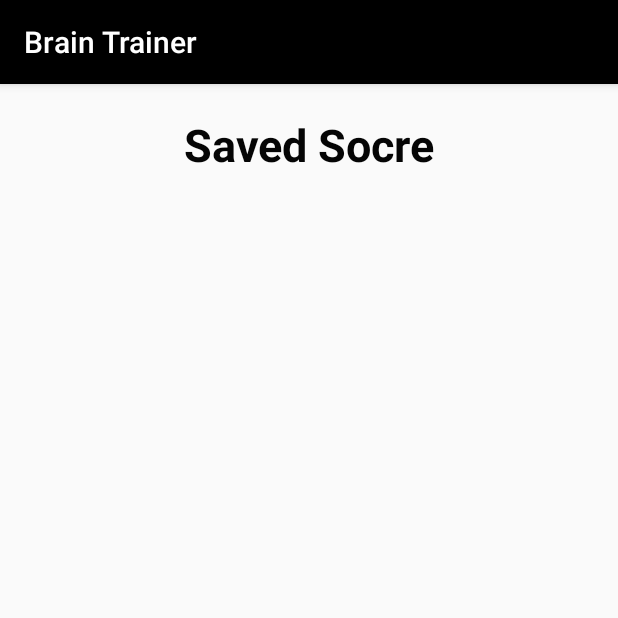
After one commit to aryan68125/Brain-Trainer, an Android app: the SavedScoreActivity screen opened directly, with no data from a screen before it, on a phone screen of 412 x 824 dp, the top half of it. The commit adds this screen. Run offline under Robolectric (Android 15) with nearby library versions, the phone set to English and light mode, and no system bars.

Commit message:
Brain trainer version 7 (saved file support)

```diff
--- /dev/null
+++ b/app/src/main/java/com/aditya/braintrainer/ObjectSerializer.java
@@ -0,0 +1,63 @@
+package com.aditya.braintrainer;
+
+import android.util.Log;
+
+import java.io.ByteArrayInputStream;
+import java.io.ByteArrayOutputStream;
+import java.io.IOException;
+import java.io.ObjectInputStream;
+import java.io.ObjectOutputStream;
+import java.io.Serializable;
+
+//it allows us to turn something and serialize it
+
+public class ObjectSerializer {
+
+
+    public static String serialize(Serializable obj) throws IOException {
+        if (obj == null) return "";
+        try {
+            ByteArrayOutputStream serialObj = new ByteArrayOutputStream();
+            ObjectOutputStream objStream = new ObjectOutputStream(serialObj);
+            objStream.writeObject(obj);
+            objStream.close();
+            return encodeBytes(serialObj.toByteArray());
+        } catch (Exception e) {
+            throw new RuntimeException(e);
+        }
+    }
+
+    public static Object deserialize(String str) throws IOException {
+        if (str == null || str.length() == 0) return null;
+        try {
+            ByteArrayInputStream serialObj = new ByteArrayInputStream(decodeBytes(str));
+            ObjectInputStream objStream = new ObjectInputStream(serialObj);
+            return objStream.readObject();
+        } catch (Exception e) {
+            throw new RuntimeException(e);
+        }
+    }
+
+    public static String encodeBytes(byte[] bytes) {
+        StringBuffer strBuf = new StringBuffer();
+
+        for (int i = 0; i < bytes.length; i++) {
+            strBuf.append((char) (((bytes[i] >> 4) & 0xF) + ((int) 'a')));
+            strBuf.append((char) (((bytes[i]) & 0xF) + ((int) 'a')));
+        }
+
+        return strBuf.toString();
+    }
+
+    public static byte[] decodeBytes(String str) {
+        byte[] bytes = new byte[str.length() / 2];
+        for (int i = 0; i < str.length(); i+=2) {
+            char c = str.charAt(i);
+            bytes[i/2] = (byte) ((c - 'a') << 4);
+            c = str.charAt(i+1);
+            bytes[i/2] += (c - 'a');
+        }
+        return bytes;
+    }
+
+}
--- /dev/null
+++ b/app/src/main/java/com/aditya/braintrainer/SavedScoreActivity.java
@@ -0,0 +1,47 @@
+package com.aditya.braintrainer;
+
+import androidx.appcompat.app.AppCompatActivity;
+
+import android.content.Context;
+import android.content.SharedPreferences;
+import android.os.Bundle;
+import android.widget.ArrayAdapter;
+import android.widget.ListView;
+
+import java.util.ArrayList;
+
+public class SavedScoreActivity extends AppCompatActivity {
+
+    /*
+        in order to send data onto the next Activity we need to define the list as a static
+        this ArrayList can be accessed from any activity
+         */
+    static ArrayList<String> savedScore  = new ArrayList<>();
+
+    //defining ArrayAdapter
+    static ArrayAdapter arrayAdapter;
+
+    @Override
+    protected void onCreate(Bundle savedInstanceState) {
+        super.onCreate(savedInstanceState);
+        setContentView(R.layout.activity_saved_score);
+        SharedPreferences sharedPreferences = this.getSharedPreferences("com.aditya.braintrainer", Context.MODE_PRIVATE);
+        savedScore.clear();
+        try{
+
+            //getting stored data from the sharedPreferences and deserializing them and placing them into their respective arrayList
+            savedScore = (ArrayList<String>) ObjectSerializer.deserialize(sharedPreferences.getString("scoreList",ObjectSerializer.serialize(new ArrayList<String>())));
+
+        }catch (Exception e){
+            e.printStackTrace();
+        }
+
+        //creating ListView to hold data
+        ListView SavedScoreListView = (ListView)findViewById(R.id.SavedScoreListView);
+        //now we are setting up the places ArrayList to be shown via ArrayAdapter inside of the ListView
+        arrayAdapter = new ArrayAdapter(this,android.R.layout.simple_list_item_1,savedScore);
+        //connecting our ListView and Our ArrayAdapter
+        SavedScoreListView.setAdapter(arrayAdapter);
+
+    }
+}
--- /dev/null
+++ b/app/src/main/res/layout/activity_saved_score.xml
@@ -0,0 +1,36 @@
+<?xml version="1.0" encoding="utf-8"?>
+<androidx.constraintlayout.widget.ConstraintLayout xmlns:android="http://schemas.android.com/apk/res/android"
+    xmlns:app="http://schemas.android.com/apk/res-auto"
+    xmlns:tools="http://schemas.android.com/tools"
+    android:layout_width="match_parent"
+    android:layout_height="match_parent"
+    tools:context=".SavedScoreActivity">
+
+    <ListView
+        android:id="@+id/SavedScoreListView"
+        android:layout_width="0dp"
+        android:layout_height="0dp"
+        android:layout_marginStart="10dp"
+        android:layout_marginLeft="10dp"
+        android:layout_marginTop="10dp"
+        android:layout_marginEnd="10dp"
+        android:layout_marginRight="10dp"
+        android:layout_marginBottom="10dp"
+        app:layout_constraintBottom_toBottomOf="parent"
+        app:layout_constraintEnd_toEndOf="parent"
+        app:layout_constraintStart_toStartOf="parent"
+        app:layout_constraintTop_toBottomOf="@+id/textView" />
+
+    <TextView
+        android:id="@+id/textView"
+        android:layout_width="wrap_content"
+        android:layout_height="wrap_content"
+        android:layout_marginTop="20dp"
+        android:text="Saved Socre"
+        android:textColor="#050505"
+        android:textSize="30sp"
+        android:textStyle="bold"
+        app:layout_constraintEnd_toEndOf="parent"
+        app:layout_constraintStart_toStartOf="parent"
+        app:layout_constraintTop_toTopOf="parent" />
+</androidx.constraintlayout.widget.ConstraintLayout>
--- /dev/null
+++ b/app/src/main/res/menu/saved_game_score.xml
@@ -0,0 +1,7 @@
+<?xml version="1.0" encoding="utf-8"?>
+<menu xmlns:android="http://schemas.android.com/apk/res/android">
+
+    <item android:title="Saved score"
+        android:id= "@+id/score"></item>
+
+</menu>
--- a/app/src/main/res/values/styles.xml
+++ b/app/src/main/res/values/styles.xml
@@ -2,8 +2,8 @@
     <!-- Base application theme. -->
     <style name="AppTheme" parent="Theme.AppCompat.Light.DarkActionBar">
         <!-- Customize your theme here. -->
-        <item name="colorPrimary">@color/colorPrimary</item>
-        <item name="colorPrimaryDark">@color/colorPrimaryDark</item>
+        <item name="colorPrimary">@android:color/background_dark</item>
+        <item name="colorPrimaryDark">@android:color/background_dark</item>
         <item name="colorAccent">@color/colorAccent</item>
         <item name="android:windowFullscreen">true</item>
     </style>
```
Also changed, not shown: app/src/main/AndroidManifest.xml (+11 -6 lines), app/src/main/java/com/aditya/braintrainer/MainActivity.java (+66 -1 lines).
